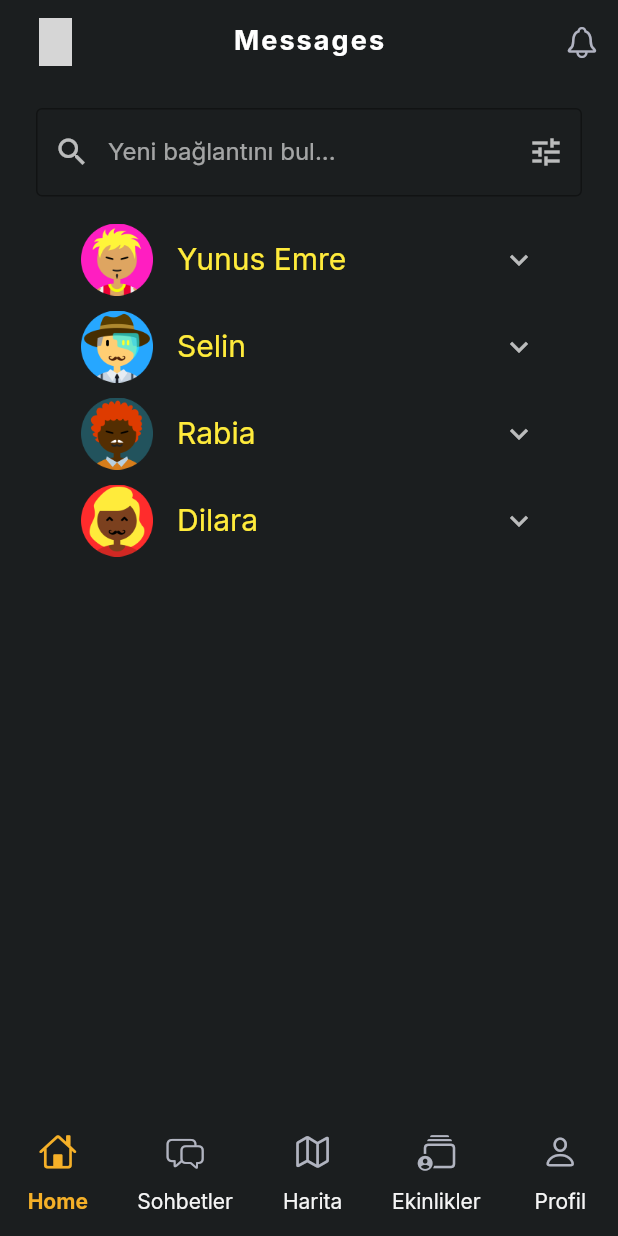
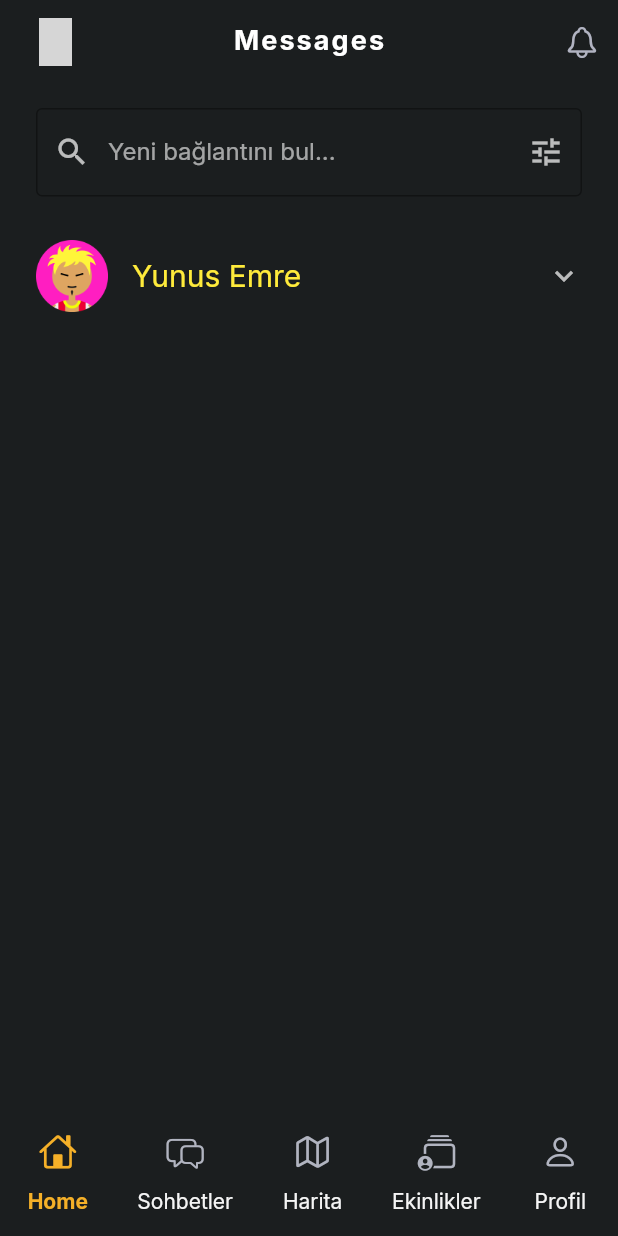
Before and after one commit to wolfe88/social_academy, a Flutter app: the screen it shows after launch, on a phone screen of 412 x 824 dp. Run offline on Flutter 3.47's test engine with Material 2 defaults, Android fonts, the light colour scheme and no system bars; our stand-ins replace cached_network_image, file_picker, flutter_chat_types, flutter_chat_ui, flutter_svg, getwidget and 4 more; missing offline and left inert: random_avatar; network calls fail; grey boxes are pictures that could not be loaded.

Commit message:
giriş kısmı düzenlendi

```diff
--- a/lib/pages/home_page.dart
+++ b/lib/pages/home_page.dart
@@ -4,8 +4,8 @@ import 'package:getwidget/getwidget.dart';
 import 'package:social_academy/widgets/avatar.dart';
 import 'dart:math';
 import 'package:social_academy/widgets/map_item_widget.dart';
+import '../widgets/custom_image_view.dart';
 
-import '../widgets/custom_image_view.dart';
 
 class HomePage extends StatelessWidget {
   const HomePage({super.key});
@@ -54,11 +54,11 @@ class _Stories extends StatelessWidget {
               ),
             ),
           ),
+          Column(
+            children: [
               Padding(
-            padding: EdgeInsets.symmetric(horizontal: 30.0, vertical: 5.0),
-            child: Column(
-              children: [
-                ExpansionTile(
+                padding: const EdgeInsets.only(top: 16.0),
+                child: ExpansionTile(
                   leading: CustomImageView(
                     imagePath: imageList[random.nextInt(15)] + ".png",
                     height: 48,
@@ -73,29 +73,65 @@ class _Stories extends StatelessWidget {
                         color: Colors.yellow),
                   ), // Text
                   children: [
-                    Container(
-                      padding: const EdgeInsets.all(20),
+                    Padding(
+                      padding: const EdgeInsets.only(left:12.0),
                       child: Row(
-                        mainAxisAlignment: MainAxisAlignment.spaceEvenly,
+                       mainAxisAlignment: MainAxisAlignment.spaceBetween,
                         children: [
                           Column(
+                            crossAxisAlignment: CrossAxisAlignment.start,
                             children: [
-                              Icon(Icons.work, color: Colors.green[500]),
-                              const Text('Kariyer'),
+                              Padding(
+                                padding: const EdgeInsets.all(16.0),
+                                child: Row(
+                                  children: [
+                                    Padding(
+                                      padding: const EdgeInsets.only(right:32.0),
+                                      child: Icon(Icons.work, color: Colors.green[500]),
+                                    ),
+
+                                    const Text('Proje - Google Türkiye', textAlign: TextAlign.left),
+                                  ],
+                                ),
+                              ),
+                              Padding(
+                                padding: const EdgeInsets.all(16.0),
+                                child: Row(
+                                  children: [
+                                    Padding(
+                                      padding: const EdgeInsets.only(right:32.0),
+                                      child: Icon(Icons.account_balance,
+                                          color: Colors.green[500]),
+                                    ),
+                                    const Text('Istanbul Teknik Üniversitesi',textAlign: TextAlign.left),
+                                  ],
+                                ),
+                              ),
+                              Padding(
+                                padding: const EdgeInsets.all(16.0),
+
+                                child: Row(
+                                  children: [
+                                    Padding(
+                                      padding: const EdgeInsets.only(right:32.0),
+                                      child: Icon(Icons.auto_awesome,
+                                          color: Colors.green[500]),
+                                    ),
+                                    const Text('Flutter, Figma, Blender', textAlign: TextAlign.left),
+                                  ],
+                                ),
+                              ),
                             ],
                           ),
                           Column(
                             children: [
-                              Icon(Icons.account_balance,
+                              Padding(
+                                padding: const EdgeInsets.only(right:16.0),
+                                child: IconButton(onPressed:() {
+
+                                }, icon: Icon(Icons.info),
                                           color: Colors.green[500]),
-                              const Text('Eğitim'),
-                            ],
                               ),
-                          Column(
-                            children: [
-                              Icon(Icons.auto_awesome,
-                                  color: Colors.green[500]),
-                              const Text('Beceriler'),
                           ],
                            ),
                         ],
@@ -106,150 +142,8 @@ class _Stories extends StatelessWidget {
                     print("Expanded: $isExpanded");
                   },
                 ),
-                ExpansionTile(
-                  leading: CustomImageView(
-                    imagePath: imageList[random.nextInt(15)] + ".png",
-                    height: 48,
-                    width: 48,
-                  ),
-                  title: Text(
-                    username[1],
-                    style: TextStyle(
-                        fontSize: 20,
-                        fontWeight: FontWeight.normal,
-                        color: Colors.yellow),
-                  ), // Text
-                  children: [
-                    Container(
-                      padding: const EdgeInsets.all(20),
-                      child: Row(
-                        mainAxisAlignment: MainAxisAlignment.spaceEvenly,
-                        children: [
-                          Column(
-                            children: [
-                              Icon(Icons.work, color: Colors.green[500]),
-                              const Text('Kariyer'),
-                            ],
-                          ),
-                          Column(
-                            children: [
-                              Icon(Icons.account_balance,
-                                  color: Colors.green[500]),
-                              const Text('Eğitim'),
-                            ],
-                          ),
-                          Column(
-                            children: [
-                              Icon(Icons.auto_awesome,
-                                  color: Colors.green[500]),
-                              const Text('Beceriler'),
-                            ],
               ),
             ],
-                      ),
-                    ),
-                  ],
-                  onExpansionChanged: (isExpanded) {
-                    print("Expanded: $isExpanded");
-                  },
-                ),
-                ExpansionTile(
-                  leading: CustomImageView(
-                    imagePath: imageList[random.nextInt(15)] + ".png",
-                    height: 48,
-                    width: 48,
-                  ),
-                  title: Text(
-                    username[2],
-                    style: TextStyle(
-                        fontSize: 20,
-                        fontWeight: FontWeight.normal,
-                        color: Colors.yellow),
-                  ), // Text
-                  children: [
-                    Container(
-                      padding: const EdgeInsets.all(20),
-                      child: Row(
-                        mainAxisAlignment: MainAxisAlignment.spaceEvenly,
-                        children: [
-                          Column(
-                            children: [
-                              Icon(Icons.work, color: Colors.green[500]),
-                              const Text('Kariyer'),
-                            ],
-                          ),
-                          Column(
-                            children: [
-                              Icon(Icons.account_balance,
-                                  color: Colors.green[500]),
-                              const Text('Eğitim'),
-                            ],
-                          ),
-                          Column(
-                            children: [
-                              Icon(Icons.auto_awesome,
-                                  color: Colors.green[500]),
-                              const Text('Beceriler'),
-                            ],
-                          ),
-                        ],
-                      ),
-                    ),
-                  ],
-
-                  onExpansionChanged: (isExpanded) {
-                    print("Expanded: $isExpanded");
-                  },
-                ),
-                ExpansionTile(
-                  leading: CustomImageView(
-                    imagePath: imageList[random.nextInt(15)] + ".png",
-                    height: 48,
-                    width: 48,
-                  ),
-                  title: Text(
-                    username[3],
-                    style: TextStyle(
-                        fontSize: 20,
-                        fontWeight: FontWeight.normal,
-                        color: Colors.yellow),
-                  ), // Text
-                  children: [
-                    Container(
-                      padding: const EdgeInsets.all(20),
-                      child: Row(
-                        mainAxisAlignment: MainAxisAlignment.spaceEvenly,
-                        children: [
-                          Column(
-                            children: [
-                              Icon(Icons.work, color: Colors.green[500]),
-                              const Text('Kariyer'),
-                            ],
-                          ),
-                          Column(
-                            children: [
-                              Icon(Icons.account_balance,
-                                  color: Colors.green[500]),
-                              const Text('Eğitim'),
-                            ],
-                          ),
-                          Column(
-                            children: [
-                              Icon(Icons.auto_awesome,
-                                  color: Colors.green[500]),
-                              const Text('Beceriler'),
-                            ],
-                          ),
-                        ],
-                      ),
-                    ),
-                  ],
-                  onExpansionChanged: (isExpanded) {
-                    print("Expanded: $isExpanded");
-                  },
-                ),
-              ],
-            ),
           ),
         ],
       ),
```
Lines whose indentation alone changed are shown as unchanged.
